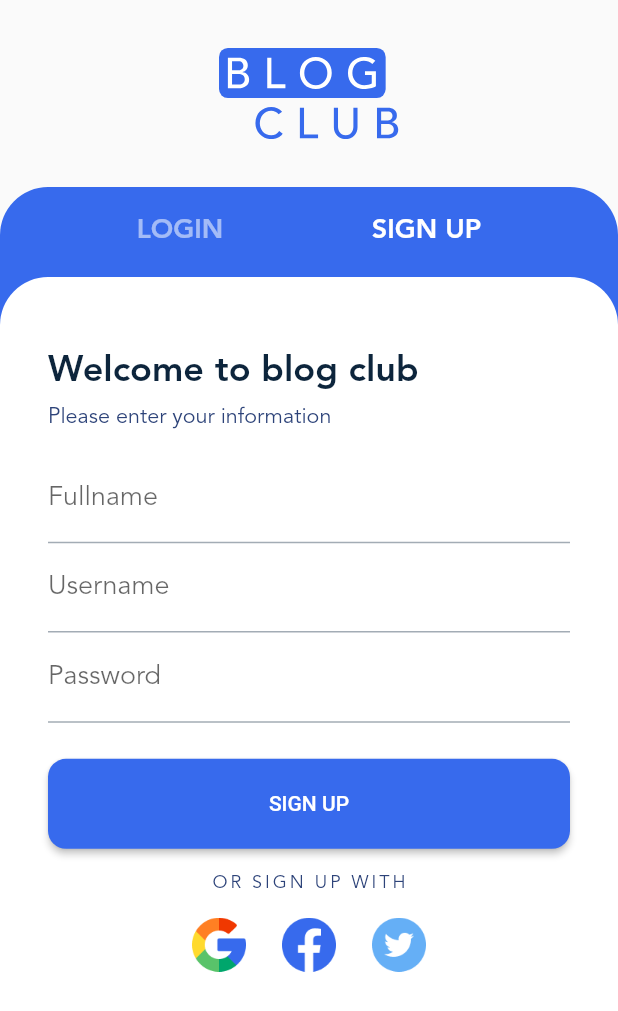
After one commit to amirhosseinkhandestani/flutter_blogclub_project, a Flutter app: the AuthScreen screen opened directly, after a tap on "SIGN UP", on a phone screen of 412 x 824 dp. The commit adds this screen. Shown: the top 1011 px of the screen. Run offline on Flutter 3.47's test engine with Material 2 defaults, Android fonts, the phone set to English and light mode, and no system bars; our stand-ins replace dotted_border, flutter_svg, smooth_page_indicator.

Commit message:
add and finish login page

```diff
--- /dev/null
+++ b/lib/auth.dart
@@ -0,0 +1,296 @@
+import 'package:flutter/material.dart';
+import 'package:flutter/widgets.dart';
+import 'package:flutter/cupertino.dart';
+import 'package:flutter_blogclub_project/gen/assets.gen.dart';
+import 'package:flutter_blogclub_project/gen/fonts.gen.dart';
+
+class AuthScreen extends StatefulWidget {
+  const AuthScreen({super.key});
+
+  @override
+  State<AuthScreen> createState() => _AuthScreenState();
+}
+
+class _AuthScreenState extends State<AuthScreen> {
+  static const int loginTab = 0;
+  static const int signUpTap = 1;
+  int selectedTabIndex = loginTab;
+  @override
+  Widget build(BuildContext context) {
+    final ThemeData = Theme.of(context);
+    final tabTextStyle = TextStyle(
+        color: ThemeData.colorScheme.onPrimary,
+        fontWeight: FontWeight.bold,
+        fontSize: 18);
+    return Scaffold(
+      body: SafeArea(
+        child: Column(
+          children: [
+            Padding(
+              padding: const EdgeInsets.only(bottom: 32, top: 32),
+              child: Assets.img.icons.logo.svg(width: 120),
+            ),
+            Expanded(
+              child: Container(
+                decoration: BoxDecoration(
+                    borderRadius: const BorderRadius.only(
+                        topLeft: Radius.circular(32),
+                        topRight: Radius.circular(32)),
+                    color: ThemeData.colorScheme.primary),
+                child: Column(
+                  children: [
+                    SizedBox(
+                      height: 60,
+                      child: Row(
+                        mainAxisAlignment: MainAxisAlignment.spaceEvenly,
+                        children: [
+                          TextButton(
+                            onPressed: () {
+                              setState(() {
+                                selectedTabIndex = loginTab;
+                              });
+                            },
+                            child: Text(
+                              'Login'.toUpperCase(),
+                              style: tabTextStyle.apply(
+                                  color: selectedTabIndex == loginTab
+                                      ? Colors.white
+                                      : Colors.white54),
+                            ),
+                          ),
+                          TextButton(
+                              onPressed: () {
+                                setState(() {
+                                  selectedTabIndex = signUpTap;
+                                });
+                              },
+                              child: Text('Sign Up'.toUpperCase(),
+                                  style: tabTextStyle.apply(
+                                      color: selectedTabIndex == signUpTap
+                                          ? Colors.white
+                                          : Colors.white54)))
+                        ],
+                      ),
+                    ),
+                    Expanded(
+                        child: Container(
+                      decoration: BoxDecoration(
+                          borderRadius: const BorderRadius.only(
+                              topLeft: Radius.circular(32),
+                              topRight: Radius.circular(32)),
+                          color: ThemeData.colorScheme.surface),
+                      child: SingleChildScrollView(
+                        physics: const BouncingScrollPhysics(),
+                        child: Padding(
+                          padding: const EdgeInsets.fromLTRB(32, 48, 32, 32),
+                          child: selectedTabIndex == loginTab
+                              ? _Login(themeData: ThemeData)
+                              : _SignUp(themeData: ThemeData),
+                        ),
+                      ),
+                    ))
+                  ],
+                ),
+              ),
+            )
+          ],
+        ),
+      ),
+    );
+  }
+}
+
+class _Login extends StatelessWidget {
+  const _Login({
+    super.key,
+    required this.themeData,
+  });
+
+  final ThemeData themeData;
+
+  @override
+  Widget build(BuildContext context) {
+    return Column(
+      crossAxisAlignment: CrossAxisAlignment.start,
+      children: [
+        Text(
+          'Welcome back',
+          style: themeData.textTheme.headlineMedium,
+        ),
+        const SizedBox(
+          height: 8,
+        ),
+        Text(
+          'Sign in with your account',
+          style: themeData.textTheme.titleMedium!.apply(fontSizeFactor: 0.8),
+        ),
+        const SizedBox(
+          height: 16,
+        ),
+        const TextField(
+          decoration: InputDecoration(label: Text('Username')),
+        ),
+        const PasswordTextField(),
+        const SizedBox(
+          height: 24,
+        ),
+        ElevatedButton(
+            onPressed: () {},
+            style: ButtonStyle(
+                minimumSize: MaterialStateProperty.all(
+                  Size(MediaQuery.of(context).size.width, 60),
+                ),
+                shape: MaterialStateProperty.all(RoundedRectangleBorder(
+                    borderRadius: BorderRadius.circular(12)))),
+            child: Text('Login'.toUpperCase())),
+        Row(
+          mainAxisAlignment: MainAxisAlignment.center,
+          children: [
+            const Text('Forgot your password'),
+            const SizedBox(
+              width: 8,
+            ),
+            TextButton(onPressed: () {}, child: const Text('Reset here'))
+          ],
+        ),
+        const SizedBox(
+          height: 16,
+        ),
+        Center(
+          child: Text(
+            'Or sign in with'.toUpperCase(),
+            style: const TextStyle(letterSpacing: 2),
+          ),
+        ),
+        const SizedBox(
+          height: 16,
+        ),
+        Row(
+          mainAxisAlignment: MainAxisAlignment.center,
+          children: [
+            Assets.img.icons.google.image(width: 36, height: 36),
+            const SizedBox(
+              width: 24,
+            ),
+            Assets.img.icons.facebook.image(width: 36, height: 36),
+            const SizedBox(
+              width: 24,
+            ),
+            Assets.img.icons.twitter.image(width: 36, height: 36),
+          ],
+        )
+      ],
+    );
+  }
+}
+
+class _SignUp extends StatelessWidget {
+  const _SignUp({
+    super.key,
+    required this.themeData,
+  });
+
+  final ThemeData themeData;
+
+  @override
+  Widget build(BuildContext context) {
+    return Column(
+      crossAxisAlignment: CrossAxisAlignment.start,
+      children: [
+        Text(
+          'Welcome to blog club',
+          style: themeData.textTheme.headlineMedium,
+        ),
+        const SizedBox(
+          height: 8,
+        ),
+        Text(
+          'Please enter your information',
+          style: themeData.textTheme.titleMedium!.apply(fontSizeFactor: 0.8),
+        ),
+        const SizedBox(
+          height: 16,
+        ),
+        const TextField(
+          decoration: InputDecoration(label: Text('Fullname')),
+        ),
+        const TextField(
+          decoration: InputDecoration(label: Text('Username')),
+        ),
+        const PasswordTextField(),
+        const SizedBox(
+          height: 24,
+        ),
+        ElevatedButton(
+            onPressed: () {},
+            style: ButtonStyle(
+                minimumSize: MaterialStateProperty.all(
+                  Size(MediaQuery.of(context).size.width, 60),
+                ),
+                shape: MaterialStateProperty.all(RoundedRectangleBorder(
+                    borderRadius: BorderRadius.circular(12)))),
+            child: Text('Sign up'.toUpperCase())),
+        const SizedBox(
+          height: 16,
+        ),
+        Center(
+          child: Text(
+            'Or sign up with'.toUpperCase(),
+            style: const TextStyle(letterSpacing: 2),
+          ),
+        ),
+        const SizedBox(
+          height: 16,
+        ),
+        Row(
+          mainAxisAlignment: MainAxisAlignment.center,
+          children: [
+            Assets.img.icons.google.image(width: 36, height: 36),
+            const SizedBox(
+              width: 24,
+            ),
+            Assets.img.icons.facebook.image(width: 36, height: 36),
+            const SizedBox(
+              width: 24,
+            ),
+            Assets.img.icons.twitter.image(width: 36, height: 36),
+          ],
+        )
+      ],
+    );
+  }
+}
+
+class PasswordTextField extends StatefulWidget {
+  const PasswordTextField({
+    super.key,
+  });
+
+  @override
+  State<PasswordTextField> createState() => _PasswordTextFieldState();
+}
+
+class _PasswordTextFieldState extends State<PasswordTextField> {
+  bool obscureText = true;
+  @override
+  Widget build(BuildContext context) {
+    return TextField(
+      obscureText: obscureText,
+      enableSuggestions: false,
+      autocorrect: false,
+      decoration: InputDecoration(
+          label: const Text('Password'),
+          suffix: InkWell(
+              onTap: () {
+                setState(() {
+                  obscureText = !obscureText;
+                });
+              },
+              child: Text(
+                obscureText ? 'Show' : 'Hide',
+                style: TextStyle(
+                    fontSize: 14, color: Theme.of(context).colorScheme.primary),
+              ))),
+    );
+  }
+}
--- a/lib/onbording.dart
+++ b/lib/onbording.dart
@@ -1,5 +1,6 @@
 import 'package:flutter/cupertino.dart';
 import 'package:flutter/material.dart';
+import 'package:flutter_blogclub_project/auth.dart';
 import 'package:flutter_blogclub_project/data.dart';
 import 'package:flutter_blogclub_project/gen/assets.gen.dart';
 import 'package:flutter_blogclub_project/home.dart';
@@ -107,7 +108,7 @@ class _OnBordingScreenState extends State<OnBordingScreen> {
                               Navigator.of(context).pushReplacement(
                                   MaterialPageRoute(
                                       builder: (context) =>
-                                          const HomeScreen()));
+                                          const AuthScreen()));
                             } else {
                               _pageController.animateToPage(page + 1,
                                   duration: Duration(microseconds: 500),
```
